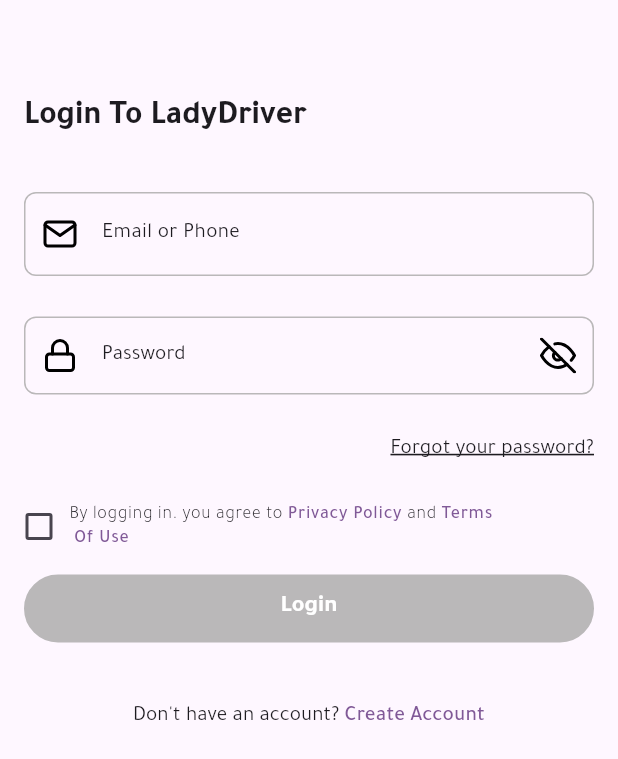
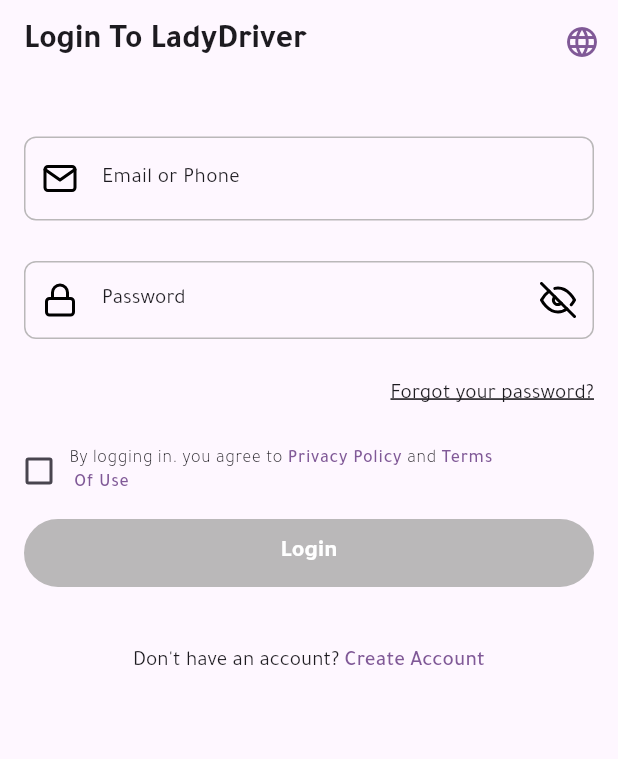
Before and after one commit to elsankry02/Lady_Driver_App, a Flutter app: the WelcomePage screen opened by its route, after a tap on "Login", on a phone screen of 412 x 824 dp. Shown: the top 759 px of the screen. Run offline on Flutter 3.47's test engine with Material 3 defaults, Android fonts, the phone set to English and light mode, and no system bars; our stand-ins replace auto_route, bloc, flutter_bloc, flutter_svg, image_picker, pinput and 1 more; accounts and stored records are empty.

Commit message:
upgrade code and change app bar to login page and create an account page

```diff
--- /dev/null
+++ b/lib/core/components/custom_icon_change_language.dart
@@ -0,0 +1,24 @@
+import 'package:auto_route/auto_route.dart';
+import 'package:flutter/material.dart';
+import 'package:lady_driver/core/constant/color_manger.dart';
+import 'package:lady_driver/core/router/router.dart';
+
+@RoutePage()
+class CustomIconChangeLanguagePage extends StatelessWidget {
+  const CustomIconChangeLanguagePage({
+    super.key,
+  });
+
+  @override
+  Widget build(BuildContext context) {
+    return IconButton(
+      onPressed: () {
+        context.router.push(const ChangeLanguageRoute());
+      },
+      icon: const Icon(
+        Icons.language,
+        color: ColorManger.kPrimaryColor,
+      ),
+    );
+  }
+}
--- a/lib/core/router/router.dart
+++ b/lib/core/router/router.dart
@@ -1,4 +1,6 @@
 import 'package:auto_route/auto_route.dart';
+import 'package:lady_driver/core/components/custom_icon_change_language.dart';
+
 import '../../home/pages/change_language/change_language_page.dart';
 import '../../home/pages/create_an_account/create_an_account_page.dart';
 import '../../home/pages/forget_password/forget_password_page.dart';
@@ -26,5 +28,6 @@ class AppRouter extends RootStackRouter {
         AutoRoute(page: VerificationCodeRoute.page),
         AutoRoute(page: WelcomeRoute.page),
         AutoRoute(page: ChangeLanguageRoute.page),
+        AutoRoute(page: CustomIconChangeLanguageRoute.page)
       ];
 }
--- a/lib/home/pages/login/login_page.dart
+++ b/lib/home/pages/login/login_page.dart
@@ -1,5 +1,6 @@
 import 'package:auto_route/auto_route.dart';
 import 'package:flutter/material.dart';
+import 'package:lady_driver/core/components/custom_icon_change_language.dart';
 
 import '../../../core/components/custom_botton.dart';
 import '../../../core/components/custom_textformfield.dart';
@@ -36,18 +37,24 @@ class _LoginPageState extends State<LoginPage> {
   Widget build(BuildContext context) {
     final textTheme = Theme.of(context).textTheme;
     return Scaffold(
+      appBar: AppBar(
+        forceMaterialTransparency: true,
+        automaticallyImplyLeading: false,
+        //! loginToLadyDriver
+        title: Text(
+          AppLocalizations.of(context)!.loginToLadyDriver,
+          style: textTheme.titleLarge!.copyWith(fontWeight: FontWeight.w700),
+        ),
+        actions: const [
+          //! Custom Icon Change Language
+          CustomIconChangeLanguagePage(),
+        ],
+      ),
       body: Form(
         key: formkey,
         child: ListView(
           padding: const EdgeInsets.symmetric(horizontal: 16),
           children: [
-            const SizedBox(height: 65),
-            //! loginToLadyDriver
-            Text(
-              AppLocalizations.of(context)!.loginToLadyDriver,
-              style:
-                  textTheme.titleLarge!.copyWith(fontWeight: FontWeight.w700),
-            ),
             const SizedBox(height: 35),
 
             //! البريد الالكترونى
--- a/lib/home/pages/welcome/welcome_page.dart
+++ b/lib/home/pages/welcome/welcome_page.dart
@@ -23,17 +23,7 @@ class WelcomePage extends StatelessWidget {
           child: Column(
             crossAxisAlignment: CrossAxisAlignment.start,
             children: [
-              //! Button Change Language
-              IconButton(
-                onPressed: () {
-                  context.router.push(const ChangeLanguageRoute());
-                },
-                icon: const Icon(
-                  Icons.language,
-                  color: ColorManger.kPrimaryColor,
-                ),
-              ),
-              SizedBox(height: mediaQueryHeight * 0.055),
+              SizedBox(height: mediaQueryHeight * 0.150),
               //! Image
               Center(
                 child: Image.asset(
@@ -53,7 +43,7 @@ class WelcomePage extends StatelessWidget {
 
               //! تسجيل الدخول
               GestureDetector(
-                onTap: () => context.router.replace(const LoginRoute()),
+                onTap: () => context.router.push(const LoginRoute()),
                 child: CustomBotton(
                   borderColor: ColorManger.kPrimaryColor,
                   textThemeColor: ColorManger.kWhite,
--- a/lib/l10n/app_ar.arb
+++ b/lib/l10n/app_ar.arb
@@ -27,7 +27,8 @@
  "changeLanguage" : "تغيير اللغه",
  "forgotPassword" : "هل نسيت كلمه المرور",
  "enterYourEmail" : "ادخل بريدك الالكتروني",
-  "sendCode" : "إرسال الرمز"
-
+ "sendCode" : "إرسال الرمز",
+ "enterTheCodeThatWasSentToYourEmailAddress": "ادخل الرمز الذي تم إرساله إلي عنولن البريد \nالالكترونى",
+ "verificationcode" : "رمز التحقق"
 
     }
--- a/lib/l10n/app_en.arb
+++ b/lib/l10n/app_en.arb
@@ -13,7 +13,7 @@
 "termsOfUse" : "Terms\n Of Use",
 "dontHaveAnAccount" : "Don't have an account? ",
 "alreadyHaveAnAccount" : "Already have an account? ",
-"createAnAccountInLadyDriver":"Create an account in LadyDriver ",
+"createAnAccountInLadyDriver":"Create an account",
 "name" : "Name",
 "phoneNumber" : "Phone Number",
 "ladyDriverYourComfortComesFirst": "LadyDriver: Your comfort comes first",
@@ -27,7 +27,9 @@
 "changeLanguage" : "Change Language",
 "forgotPassword" : "Forgot Password",
 "enterYourEmail" : "Enter your Email",
-"sendCode":"Send Code"
+"sendCode":"Send Code",
+"enterTheCodeThatWasSentToYourEmailAddress": "Enter the code sent to your email address",
+"verificationcode" : "Verification Code"
 
 
 
--- a/lib/l10n/app_localizations.dart
+++ b/lib/l10n/app_localizations.dart
@@ -176,7 +176,7 @@ abstract class AppLocalizations {
   /// No description provided for @createAnAccountInLadyDriver.
   ///
   /// In en, this message translates to:
-  /// **'Create an account in LadyDriver '**
+  /// **'Create an account'**
   String get createAnAccountInLadyDriver;
 
   /// No description provided for @name.
@@ -262,6 +262,18 @@ abstract class AppLocalizations {
   /// In en, this message translates to:
   /// **'Send Code'**
   String get sendCode;
+
+  /// No description provided for @enterTheCodeThatWasSentToYourEmailAddress.
+  ///
+  /// In en, this message translates to:
+  /// **'Enter the code sent to your email address'**
+  String get enterTheCodeThatWasSentToYourEmailAddress;
+
+  /// No description provided for @verificationcode.
+  ///
+  /// In en, this message translates to:
+  /// **'Verification Code'**
+  String get verificationcode;
 }
 
 class _AppLocalizationsDelegate extends LocalizationsDelegate<AppLocalizations> {
--- a/lib/l10n/app_localizations_ar.dart
+++ b/lib/l10n/app_localizations_ar.dart
@@ -89,4 +89,10 @@ class AppLocalizationsAr extends AppLocalizations {
 
   @override
   String get sendCode => 'إرسال الرمز';
+
+  @override
+  String get enterTheCodeThatWasSentToYourEmailAddress => 'ادخل الرمز الذي تم إرساله إلي عنولن البريد \nالالكترونى';
+
+  @override
+  String get verificationcode => 'رمز التحقق';
 }
```
Also changed, not shown: lib/home/pages/create_an_account/create_an_account_page.dart (+15 -7 lines), lib/home/pages/forget_password/forget_password_page.dart (+12 -1 lines), lib/home/pages/verification_code/verification_code_page.dart (+15 -7 lines), lib/l10n/app_localizations_en.dart (+7 -1 lines), lib/core/router/router.gr.dart.
